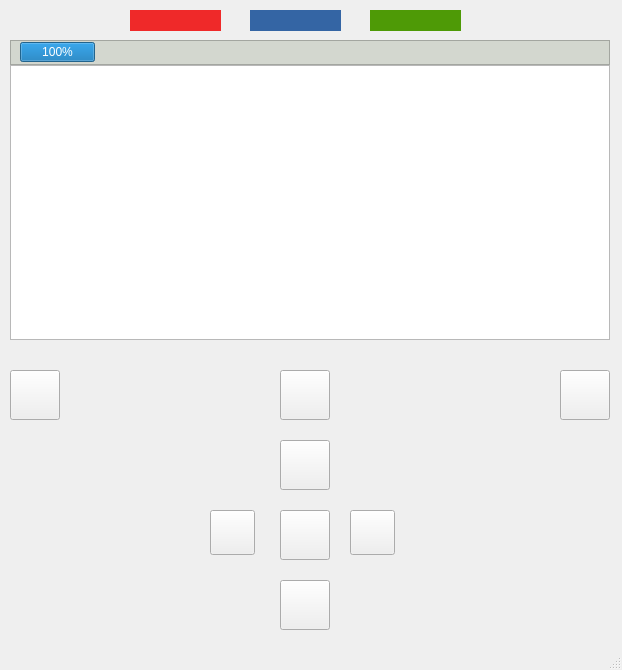
Before: the Qt Designer form mainwindow.ui in Cherrybomb33/HeartWave, drawn with Qt 5.
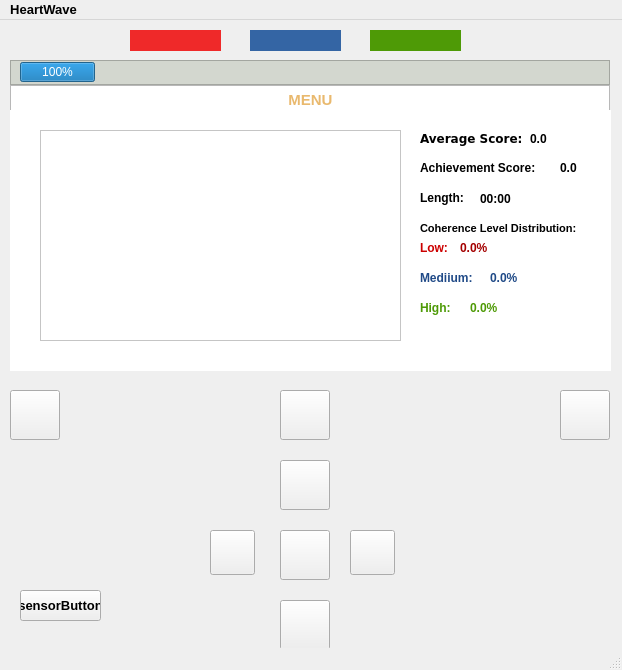
After: the same form once the commit is applied. The open tabs and pages were chosen to show the change. Icons and pictures are not drawn.

```diff
--- a/mainwindow.ui
+++ b/mainwindow.ui
@@ -10,6 +10,14 @@
     <height>670</height>
    </rect>
   </property>
+  <property name="font">
+   <font>
+    <family>System-ui</family>
+    <pointsize>10</pointsize>
+    <weight>75</weight>
+    <bold>true</bold>
+   </font>
+  </property>
   <property name="windowTitle">
    <string>MainWindow</string>
   </property>
@@ -347,6 +355,491 @@
      <string/>
     </property>
    </widget>
+   <widget class="QStackedWidget" name="stackedWidget">
+    <property name="geometry">
+     <rect>
+      <x>10</x>
+      <y>90</y>
+      <width>601</width>
+      <height>261</height>
+     </rect>
+    </property>
+    <property name="font">
+     <font>
+      <pointsize>8</pointsize>
+     </font>
+    </property>
+    <property name="styleSheet">
+     <string notr="true">background-color:rgb(255, 255, 255)</string>
+    </property>
+    <widget class="QWidget" name="sessionView">
+     <widget class="QLabel" name="coherenceLabel">
+      <property name="geometry">
+       <rect>
+        <x>100</x>
+        <y>10</y>
+        <width>101</width>
+        <height>16</height>
+       </rect>
+      </property>
+      <property name="font">
+       <font>
+        <family>FreeSerif</family>
+        <pointsize>12</pointsize>
+        <weight>75</weight>
+        <bold>true</bold>
+       </font>
+      </property>
+      <property name="text">
+       <string>&lt;html&gt;&lt;head/&gt;&lt;body&gt;&lt;p align=&quot;center&quot;&gt;Coherence&lt;/p&gt;&lt;/body&gt;&lt;/html&gt;</string>
+      </property>
+     </widget>
+     <widget class="QLabel" name="lengthLabel">
+      <property name="geometry">
+       <rect>
+        <x>270</x>
+        <y>10</y>
+        <width>54</width>
+        <height>17</height>
+       </rect>
+      </property>
+      <property name="font">
+       <font>
+        <family>FreeSerif</family>
+        <pointsize>12</pointsize>
+        <weight>75</weight>
+        <bold>true</bold>
+       </font>
+      </property>
+      <property name="text">
+       <string>&lt;html&gt;&lt;head/&gt;&lt;body&gt;&lt;p align=&quot;center&quot;&gt;Length&lt;/p&gt;&lt;/body&gt;&lt;/html&gt;</string>
+      </property>
+     </widget>
+     <widget class="QLabel" name="achievementLabel">
+      <property name="geometry">
+       <rect>
+        <x>410</x>
+        <y>10</y>
+        <width>91</width>
+        <height>20</height>
+       </rect>
+      </property>
+      <property name="font">
+       <font>
+        <family>FreeSerif</family>
+        <pointsize>12</pointsize>
+        <weight>75</weight>
+        <bold>true</bold>
+       </font>
+      </property>
+      <property name="text">
+       <string>&lt;html&gt;&lt;head/&gt;&lt;body&gt;&lt;p align=&quot;center&quot;&gt;Achievement&lt;/p&gt;&lt;/body&gt;&lt;/html&gt;</string>
+      </property>
+     </widget>
+     <widget class="QLabel" name="coherenceValue">
+      <property name="geometry">
+       <rect>
+        <x>100</x>
+        <y>30</y>
+        <width>101</width>
+        <height>16</height>
+       </rect>
+      </property>
+      <property name="font">
+       <font>
+        <family>FreeSerif</family>
+        <pointsize>12</pointsize>
+        <weight>75</weight>
+        <bold>true</bold>
+       </font>
+      </property>
+      <property name="styleSheet">
+       <string notr="true"/>
+      </property>
+      <property name="text">
+       <string>&lt;html&gt;&lt;head/&gt;&lt;body&gt;&lt;p align=&quot;center&quot;&gt;0.0&lt;/p&gt;&lt;/body&gt;&lt;/html&gt;</string>
+      </property>
+     </widget>
+     <widget class="QLabel" name="lengthValue">
+      <property name="geometry">
+       <rect>
+        <x>270</x>
+        <y>30</y>
+        <width>51</width>
+        <height>16</height>
+       </rect>
+      </property>
+      <property name="font">
+       <font>
+        <family>FreeSerif</family>
+        <pointsize>12</pointsize>
+        <weight>75</weight>
+        <bold>true</bold>
+       </font>
+      </property>
+      <property name="text">
+       <string>&lt;html&gt;&lt;head/&gt;&lt;body&gt;&lt;p align=&quot;center&quot;&gt;00.00&lt;/p&gt;&lt;/body&gt;&lt;/html&gt;</string>
+      </property>
+     </widget>
+     <widget class="QLabel" name="achievementScore">
+      <property name="geometry">
+       <rect>
+        <x>420</x>
+        <y>30</y>
+        <width>71</width>
+        <height>16</height>
+       </rect>
+      </property>
+      <property name="font">
+       <font>
+        <family>FreeSerif</family>
+        <pointsize>12</pointsize>
+        <weight>75</weight>
+        <bold>true</bold>
+       </font>
+      </property>
+      <property name="text">
+       <string>&lt;html&gt;&lt;head/&gt;&lt;body&gt;&lt;p align=&quot;center&quot;&gt;0.0&lt;/p&gt;&lt;/body&gt;&lt;/html&gt;</string>
+      </property>
+     </widget>
+     <widget class="QProgressBar" name="progressBar">
+      <property name="geometry">
+       <rect>
+        <x>120</x>
+        <y>220</y>
+        <width>381</width>
+        <height>20</height>
+       </rect>
+      </property>
+      <property name="value">
+       <number>24</number>
+      </property>
+     </widget>
+     <widget class="QGraphicsView" name="sessionGraphicsView">
+      <property name="geometry">
+       <rect>
+        <x>100</x>
+        <y>60</y>
+        <width>411</width>
+        <height>151</height>
+       </rect>
+      </property>
+     </widget>
+    </widget>
+    <widget class="QWidget" name="historyView">
+     <widget class="QGraphicsView" name="historyGraphicsView">
+      <property name="geometry">
+       <rect>
+        <x>30</x>
+        <y>20</y>
+        <width>361</width>
+        <height>211</height>
+       </rect>
+      </property>
+     </widget>
+     <widget class="QLabel" name="avgLabel">
+      <property name="geometry">
+       <rect>
+        <x>410</x>
+        <y>20</y>
+        <width>101</width>
+        <height>16</height>
+       </rect>
+      </property>
+      <property name="font">
+       <font>
+        <family>DejaVu Sans</family>
+        <pointsize>9</pointsize>
+        <weight>75</weight>
+        <bold>true</bold>
+       </font>
+      </property>
+      <property name="text">
+       <string>Average Score:</string>
+      </property>
+     </widget>
+     <widget class="QLabel" name="achLabel">
+      <property name="geometry">
+       <rect>
+        <x>410</x>
+        <y>50</y>
+        <width>141</width>
+        <height>16</height>
+       </rect>
+      </property>
+      <property name="font">
+       <font>
+        <family>System-ui</family>
+        <pointsize>9</pointsize>
+        <weight>75</weight>
+        <bold>true</bold>
+       </font>
+      </property>
+      <property name="text">
+       <string>Achievement Score:</string>
+      </property>
+     </widget>
+     <widget class="QLabel" name="lenLabel">
+      <property name="geometry">
+       <rect>
+        <x>410</x>
+        <y>80</y>
+        <width>51</width>
+        <height>16</height>
+       </rect>
+      </property>
+      <property name="font">
+       <font>
+        <family>System-ui</family>
+        <pointsize>9</pointsize>
+        <weight>75</weight>
+        <bold>true</bold>
+       </font>
+      </property>
+      <property name="text">
+       <string>Length:</string>
+      </property>
+     </widget>
+     <widget class="QLabel" name="distributionLabel">
+      <property name="geometry">
+       <rect>
+        <x>410</x>
+        <y>110</y>
+        <width>181</width>
+        <height>16</height>
+       </rect>
+      </property>
+      <property name="font">
+       <font>
+        <family>System-ui</family>
+        <pointsize>8</pointsize>
+        <weight>75</weight>
+        <bold>true</bold>
+       </font>
+      </property>
+      <property name="text">
+       <string>Coherence Level Distribution:</string>
+      </property>
+     </widget>
+     <widget class="QLabel" name="low">
+      <property name="geometry">
+       <rect>
+        <x>410</x>
+        <y>130</y>
+        <width>41</width>
+        <height>16</height>
+       </rect>
+      </property>
+      <property name="font">
+       <font>
+        <family>System-ui</family>
+        <pointsize>9</pointsize>
+        <weight>75</weight>
+        <bold>true</bold>
+       </font>
+      </property>
+      <property name="text">
+       <string>&lt;html&gt;&lt;head/&gt;&lt;body&gt;&lt;p&gt;&lt;span style=&quot; color:#cc0000;&quot;&gt;Low:&lt;/span&gt;&lt;/p&gt;&lt;/body&gt;&lt;/html&gt;</string>
+      </property>
+     </widget>
+     <widget class="QLabel" name="medium">
+      <property name="geometry">
+       <rect>
+        <x>410</x>
+        <y>160</y>
+        <width>61</width>
+        <height>16</height>
+       </rect>
+      </property>
+      <property name="font">
+       <font>
+        <family>System-ui</family>
+        <pointsize>9</pointsize>
+        <weight>75</weight>
+        <bold>true</bold>
+       </font>
+      </property>
+      <property name="text">
+       <string>&lt;html&gt;&lt;head/&gt;&lt;body&gt;&lt;p&gt;&lt;span style=&quot; color:#204a87;&quot;&gt;Mediium:&lt;/span&gt;&lt;/p&gt;&lt;/body&gt;&lt;/html&gt;</string>
+      </property>
+     </widget>
+     <widget class="QLabel" name="high">
+      <property name="geometry">
+       <rect>
+        <x>410</x>
+        <y>190</y>
+        <width>41</width>
+        <height>16</height>
+       </rect>
+      </property>
+      <property name="font">
+       <font>
+        <family>System-ui</family>
+        <pointsize>9</pointsize>
+        <weight>75</weight>
+        <bold>true</bold>
+       </font>
+      </property>
+      <property name="text">
+       <string>&lt;html&gt;&lt;head/&gt;&lt;body&gt;&lt;p&gt;&lt;span style=&quot; color:#4e9a06;&quot;&gt;High:&lt;/span&gt;&lt;/p&gt;&lt;/body&gt;&lt;/html&gt;</string>
+      </property>
+     </widget>
+     <widget class="QLabel" name="avgSore">
+      <property name="geometry">
+       <rect>
+        <x>520</x>
+        <y>20</y>
+        <width>54</width>
+        <height>17</height>
+       </rect>
+      </property>
+      <property name="font">
+       <font>
+        <family>System-ui</family>
+        <weight>75</weight>
+        <bold>true</bold>
+       </font>
+      </property>
+      <property name="text">
+       <string>0.0</string>
+      </property>
+     </widget>
+     <widget class="QLabel" name="achScore">
+      <property name="geometry">
+       <rect>
+        <x>550</x>
+        <y>50</y>
+        <width>41</width>
+        <height>16</height>
+       </rect>
+      </property>
+      <property name="font">
+       <font>
+        <family>System-ui</family>
+        <weight>75</weight>
+        <bold>true</bold>
+       </font>
+      </property>
+      <property name="text">
+       <string>0.0</string>
+      </property>
+     </widget>
+     <widget class="QLabel" name="lenScore">
+      <property name="geometry">
+       <rect>
+        <x>470</x>
+        <y>80</y>
+        <width>54</width>
+        <height>17</height>
+       </rect>
+      </property>
+      <property name="font">
+       <font>
+        <family>System-ui</family>
+        <weight>75</weight>
+        <bold>true</bold>
+       </font>
+      </property>
+      <property name="text">
+       <string>00:00</string>
+      </property>
+     </widget>
+     <widget class="QLabel" name="lowPercentage">
+      <property name="geometry">
+       <rect>
+        <x>450</x>
+        <y>130</y>
+        <width>54</width>
+        <height>17</height>
+       </rect>
+      </property>
+      <property name="font">
+       <font>
+        <family>System-ui</family>
+        <weight>75</weight>
+        <bold>true</bold>
+       </font>
+      </property>
+      <property name="text">
+       <string>&lt;html&gt;&lt;head/&gt;&lt;body&gt;&lt;p&gt;&lt;span style=&quot; color:#a40000;&quot;&gt;0.0%&lt;/span&gt;&lt;/p&gt;&lt;/body&gt;&lt;/html&gt;</string>
+      </property>
+     </widget>
+     <widget class="QLabel" name="mediumPercentage">
+      <property name="geometry">
+       <rect>
+        <x>480</x>
+        <y>160</y>
+        <width>54</width>
+        <height>17</height>
+       </rect>
+      </property>
+      <property name="font">
+       <font>
+        <family>System-ui</family>
+        <weight>75</weight>
+        <bold>true</bold>
+       </font>
+      </property>
+      <property name="text">
+       <string>&lt;html&gt;&lt;head/&gt;&lt;body&gt;&lt;p&gt;&lt;span style=&quot; color:#204a87;&quot;&gt;0.0%&lt;/span&gt;&lt;/p&gt;&lt;/body&gt;&lt;/html&gt;</string>
+      </property>
+     </widget>
+     <widget class="QLabel" name="highPercentage">
+      <property name="geometry">
+       <rect>
+        <x>460</x>
+        <y>190</y>
+        <width>54</width>
+        <height>17</height>
+       </rect>
+      </property>
+      <property name="font">
+       <font>
+        <family>System-ui</family>
+        <weight>75</weight>
+        <bold>true</bold>
+       </font>
+      </property>
+      <property name="text">
+       <string>&lt;html&gt;&lt;head/&gt;&lt;body&gt;&lt;p&gt;&lt;span style=&quot; color:#4e9a06;&quot;&gt;0.0%&lt;/span&gt;&lt;/p&gt;&lt;/body&gt;&lt;/html&gt;</string>
+      </property>
+     </widget>
+    </widget>
+   </widget>
+   <widget class="QLabel" name="menuLabel">
+    <property name="geometry">
+     <rect>
+      <x>10</x>
+      <y>70</y>
+      <width>601</width>
+      <height>20</height>
+     </rect>
+    </property>
+    <property name="font">
+     <font>
+      <family>System-ui</family>
+      <pointsize>11</pointsize>
+      <weight>75</weight>
+      <bold>true</bold>
+     </font>
+    </property>
+    <property name="text">
+     <string>&lt;html&gt;&lt;head/&gt;&lt;body&gt;&lt;p align=&quot;center&quot;&gt;&lt;span style=&quot; font-weight:600; color:#e9b96e;&quot;&gt;MENU&lt;/span&gt;&lt;/p&gt;&lt;/body&gt;&lt;/html&gt;</string>
+    </property>
+   </widget>
+   <widget class="QPushButton" name="pushButton">
+    <property name="geometry">
+     <rect>
+      <x>20</x>
+      <y>570</y>
+      <width>81</width>
+      <height>31</height>
+     </rect>
+    </property>
+    <property name="text">
+     <string>sensorButton</string>
+    </property>
+   </widget>
   </widget>
   <widget class="QMenuBar" name="menubar">
    <property name="geometry">
@@ -357,6 +850,12 @@
      <height>22</height>
     </rect>
    </property>
+   <widget class="QMenu" name="menuHeart_Wave">
+    <property name="title">
+     <string>HeartWave</string>
+    </property>
+   </widget>
+   <addaction name="menuHeart_Wave"/>
   </widget>
   <widget class="QStatusBar" name="statusbar"/>
  </widget>
```
Left out of the diff: 4 changed lines with no effect on the pictures.
